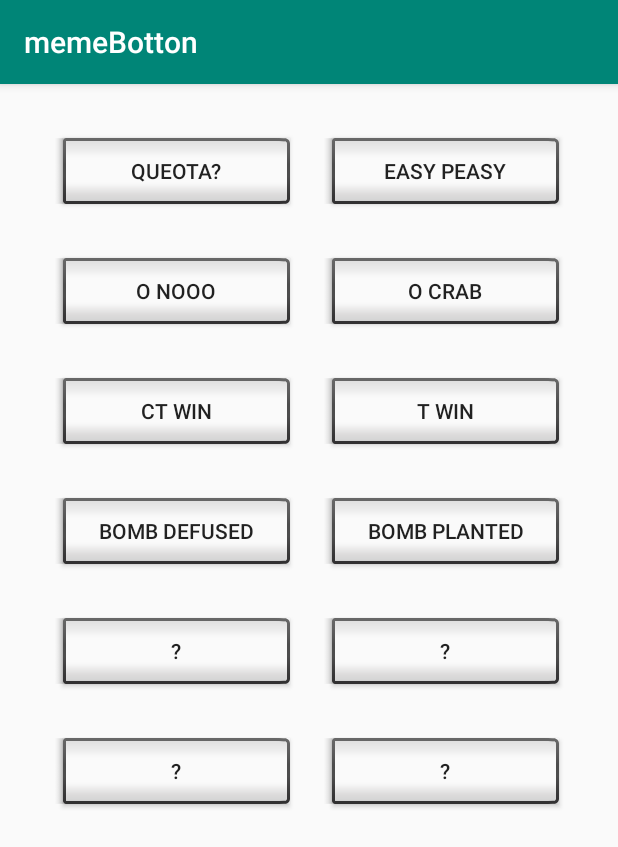
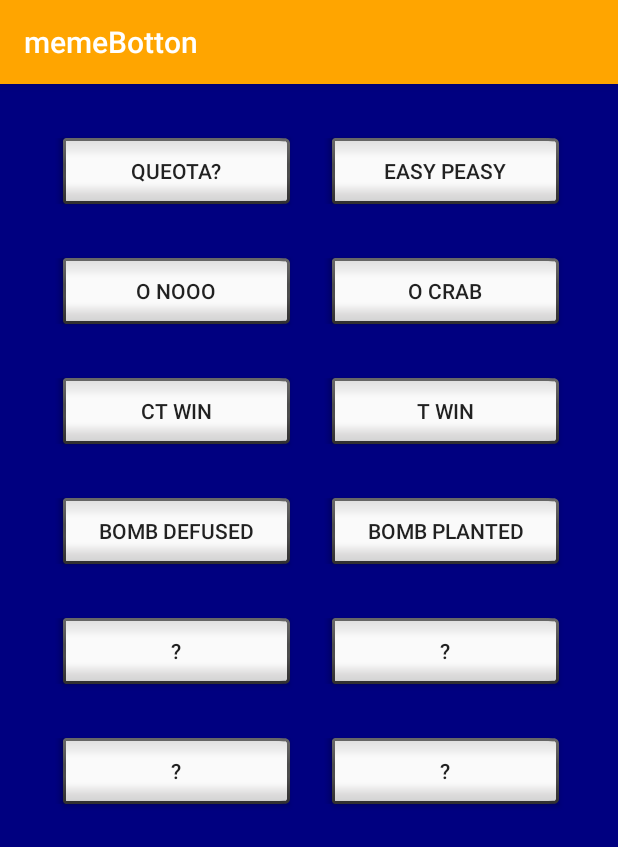
Before and after one commit to m4lware3/memeBotton, an Android app: the screen it shows after launch (MainActivity), after a tap on "EASY PEASY", on a phone screen of 412 x 824 dp. Shown: the top 847 px of the screen. Run offline under Robolectric (Android 15) with nearby library versions, the phone set to English and light mode, and no system bars.

Commit message:
Sounds Cats

```diff
--- a/app/src/main/java/com/example/memebotton/MainActivity.java
+++ b/app/src/main/java/com/example/memebotton/MainActivity.java
@@ -11,6 +11,15 @@ public class MainActivity extends AppCompatActivity implements View.OnClickListe
     private Button button1;
     private Button button2;
     private Button button3;
+    private Button button4;
+    private Button button5;
+    private Button button6;
+    private Button button7;
+    private Button button8;
+    private Button button9;
+    private Button button10;
+    private Button button11;
+    private Button button12;
     private MediaPlayer mediaPlayer;
 
     @Override
@@ -21,11 +30,28 @@ public class MainActivity extends AppCompatActivity implements View.OnClickListe
         button1 = findViewById(R.id.button1Id);
         button2 = findViewById(R.id.button2Id);
         button3 = findViewById(R.id.button3Id);
-
+        button4 = findViewById(R.id.button4Id);
+        button5 = findViewById(R.id.button5Id);
+        button6 = findViewById(R.id.button6Id);
+        button7 = findViewById(R.id.button7Id);
+        button8 = findViewById(R.id.button8Id);
+        button9 = findViewById(R.id.button9Id);
+        button10 = findViewById(R.id.button10Id);
+        button11 = findViewById(R.id.button11Id);
+        button12 = findViewById(R.id.button12Id);
 
         button1.setOnClickListener(this);
         button2.setOnClickListener(this);
         button3.setOnClickListener(this);
+        button4.setOnClickListener(this);
+        button5.setOnClickListener(this);
+        button6.setOnClickListener(this);
+        button7.setOnClickListener(this);
+        button8.setOnClickListener(this);
+        button9.setOnClickListener(this);
+        button10.setOnClickListener(this);
+        button11.setOnClickListener(this);
+        button12.setOnClickListener(this);
 
     }
 
@@ -34,6 +60,42 @@ public class MainActivity extends AppCompatActivity implements View.OnClickListe
         switch (v.getId()){
             case R.id.button1Id:
                 mediaPlayer = MediaPlayer.create(MainActivity.this,R.raw.queota);
+                tocaSom();
+                break;
+            case R.id.button2Id:
+                mediaPlayer = MediaPlayer.create(MainActivity.this,R.raw.izi);
+                tocaSom();
+                break;
+            case R.id.button3Id:
+                mediaPlayer = MediaPlayer.create(MainActivity.this,R.raw.onooo);
+                tocaSom();
+                break;
+            case R.id.button4Id:
+                mediaPlayer = MediaPlayer.create(MainActivity.this,R.raw.ocrab);
+                tocaSom();
+                break;
+            case R.id.button5Id:
+                mediaPlayer = MediaPlayer.create(MainActivity.this,R.raw.ctwin);
+                tocaSom();
+                break;
+            case R.id.button6Id:
+                mediaPlayer = MediaPlayer.create(MainActivity.this,R.raw.terwin);
+                tocaSom();
+                break;
+            case R.id.button7Id:
+                mediaPlayer = MediaPlayer.create(MainActivity.this,R.raw.bombdef);
+                tocaSom();
+                break;
+            case R.id.button8Id:
+                mediaPlayer = MediaPlayer.create(MainActivity.this,R.raw.bombpl);
+                tocaSom();
+                break;
+            case R.id.button9Id:
+                mediaPlayer = MediaPlayer.create(MainActivity.this,R.raw.gato1);
+                tocaSom();
+                break;
+            case R.id.button10Id:
+                mediaPlayer = MediaPlayer.create(MainActivity.this,R.raw.gato2);
                 tocaSom();
                 break;
         }
--- a/app/src/main/res/layout/activity_main.xml
+++ b/app/src/main/res/layout/activity_main.xml
@@ -4,6 +4,7 @@
     xmlns:tools="http://schemas.android.com/tools"
     android:layout_width="match_parent"
     android:layout_height="match_parent"
+    android:background="@color/backGround"
     tools:context=".MainActivity">
 
     <Button
--- a/app/src/main/res/values/colors.xml
+++ b/app/src/main/res/values/colors.xml
@@ -1,6 +1,8 @@
 <?xml version="1.0" encoding="utf-8"?>
 <resources>
-    <color name="colorPrimary">#008577</color>
-    <color name="colorPrimaryDark">#00574B</color>
+    <color name="colorPrimary">#FFA500</color>
+    <color name="colorPrimaryDark">#FF8C00</color>
     <color name="colorAccent">#D81B60</color>
+    <color name="backGround">#000080</color>
+
 </resources>
```
Also changed, not shown: 2 other files.
